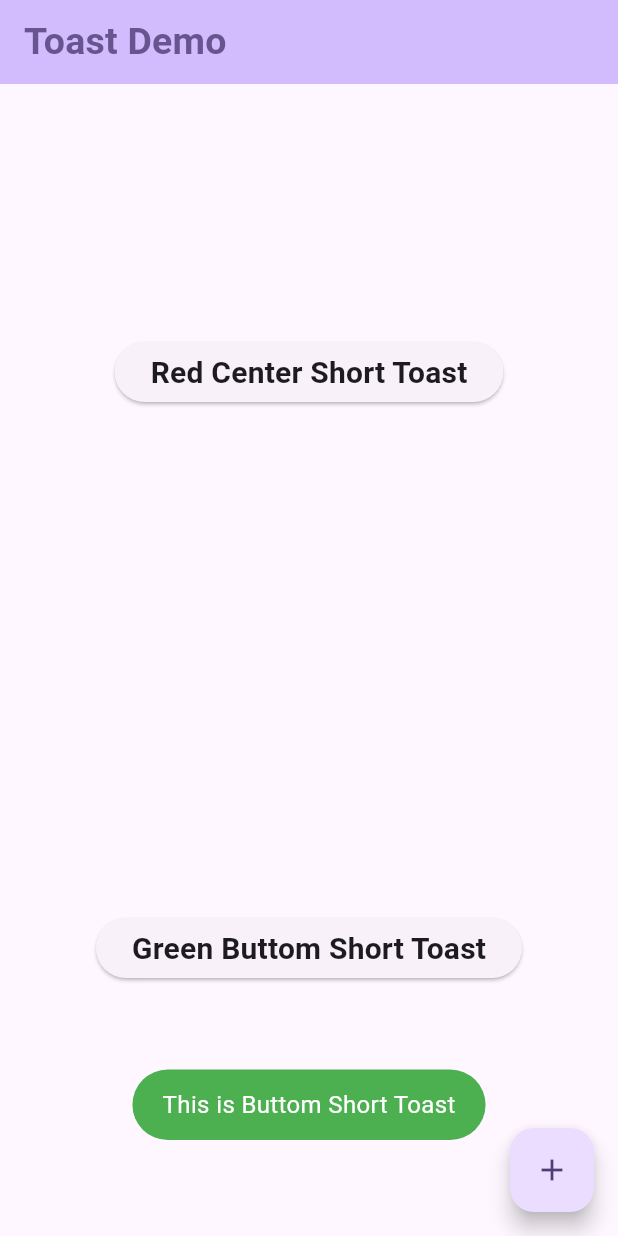
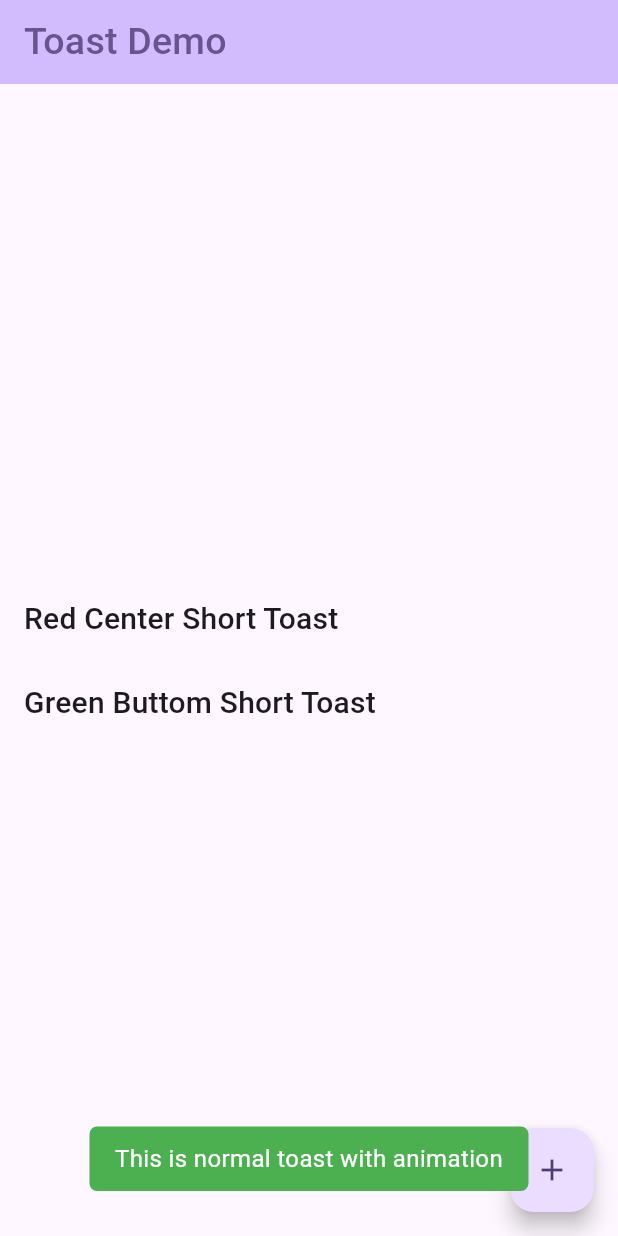
Before and after one commit to AbdelrhmanAmer/online_shop_app, a Flutter app: the screen it shows after launch, after a tap on "Green Buttom Short Toast", on a phone screen of 412 x 824 dp. Run offline on Flutter 3.47's test engine with Material 3 defaults, Android fonts, the phone set to English and light mode, and no system bars; our stand-ins replace flutter_styled_toast.

Commit message:
Flutter-styled-toast

```diff
--- a/flutter_ui/lib/main.dart
+++ b/flutter_ui/lib/main.dart
@@ -1,5 +1,5 @@
 import 'package:flutter/material.dart';
-import 'package:fluttertoast/fluttertoast.dart';
+import 'package:flutter_styled_toast/flutter_styled_toast.dart';
 
 void main() {
   runApp(const MyApp());
@@ -32,7 +32,6 @@ Widget buildText(BuildContext context,{required Color color, required String tit
   return Text(title, style: Theme.of(context).textTheme.titleMedium!.copyWith(
     color: color,
     fontSize: font,
-    fontWeight: FontWeight.bold,
   ),
   );
 }
@@ -49,36 +48,41 @@ class _MyHomePageState extends State<MyHomePage> {
       ),
       body: Center(
         child: Column(
-          mainAxisAlignment: MainAxisAlignment.spaceAround,
+          mainAxisAlignment: MainAxisAlignment.center,
           children: [
-            ElevatedButton(
-                onPressed: (){
-                  Fluttertoast.showToast(
-                      msg: "This is Center Short Toast",
-                      toastLength: Toast.LENGTH_SHORT,
-                      gravity: ToastGravity.CENTER,
-                      timeInSecForIosWeb: 1,
-                      backgroundColor: Colors.red,
-                      textColor: Colors.white,
-                      fontSize: 16.0
+            ListTile(
+                onTap: (){
+                  showToast('This is normal toast with animation',
+                    context: context,
+                    animation: StyledToastAnimation.scale,
+                    reverseAnimation: StyledToastAnimation.fade,
+                    position: StyledToastPosition.center,
+                    animDuration: Duration(seconds: 1),
+                    duration: Duration(seconds: 4),
+                    curve: Curves.elasticOut,
+                    reverseCurve: Curves.linear,
                   );
                 },
-                child: buildText(context,color: bodyColor, title: 'Red Center Short Toast', font: 20),
+                leading: buildText(context,color: bodyColor, title: 'Red Center Short Toast', font: 20),
             ),
-            ElevatedButton(
-              onPressed: (){
-                Fluttertoast.showToast(
-                    msg: "This is Buttom Short Toast",
-                    toastLength: Toast.LENGTH_SHORT,
-                    gravity: ToastGravity.BOTTOM,
-                    timeInSecForIosWeb: 1,
-                    backgroundColor: Colors.green,
-                    textColor: Colors.white,
-                    fontSize: 16.0,
-
+            ListTile(
+              onTap: (){
+                showToast('This is normal toast with animation',
+                  context: context,
+                  animation: StyledToastAnimation.slideFromLeftFade,
+                  reverseAnimation: StyledToastAnimation.fade,
+                  position: const StyledToastPosition(
+                      align: Alignment.bottomCenter,
+                      offset: 30
+                  ),
+                  animDuration: const Duration(seconds: 1),
+                  duration: const Duration(seconds: 4),
+                  curve: Curves.easeInOutCubic,
+                  reverseCurve: Curves.linear,
+                  backgroundColor: Colors.green
                 );
               },
-              child: buildText(context,color: bodyColor, title: 'Green Buttom Short Toast', font: 20),
+              leading: buildText(context,color: bodyColor, title: 'Green Buttom Short Toast', font: 20),
             ),
 
           ],
--- a/flutter_ui/pubspec.yaml
+++ b/flutter_ui/pubspec.yaml
@@ -35,7 +35,7 @@ dependencies:
   # The following adds the Cupertino Icons font to your application.
   # Use with the CupertinoIcons class for iOS style icons.
   cupertino_icons: ^1.0.2
-  fluttertoast: ^8.2.4
+  flutter_styled_toast: ^2.2.1
 
 dev_dependencies:
   flutter_test:
```
Also changed, not shown: flutter_ui/pubspec.lock.
